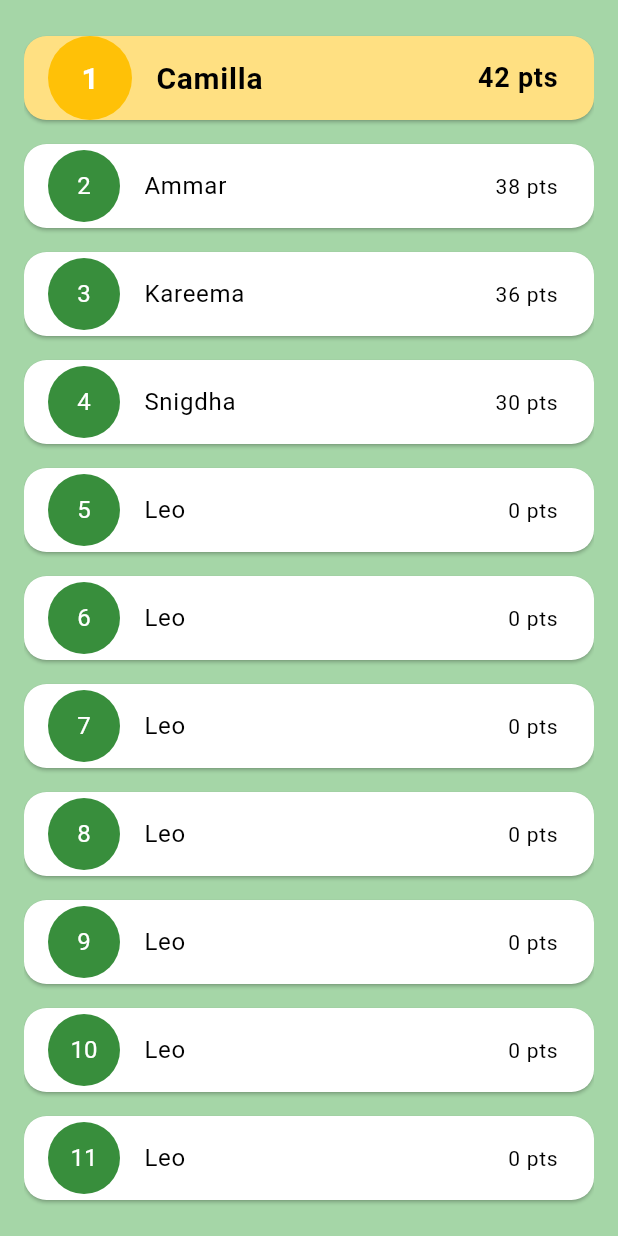
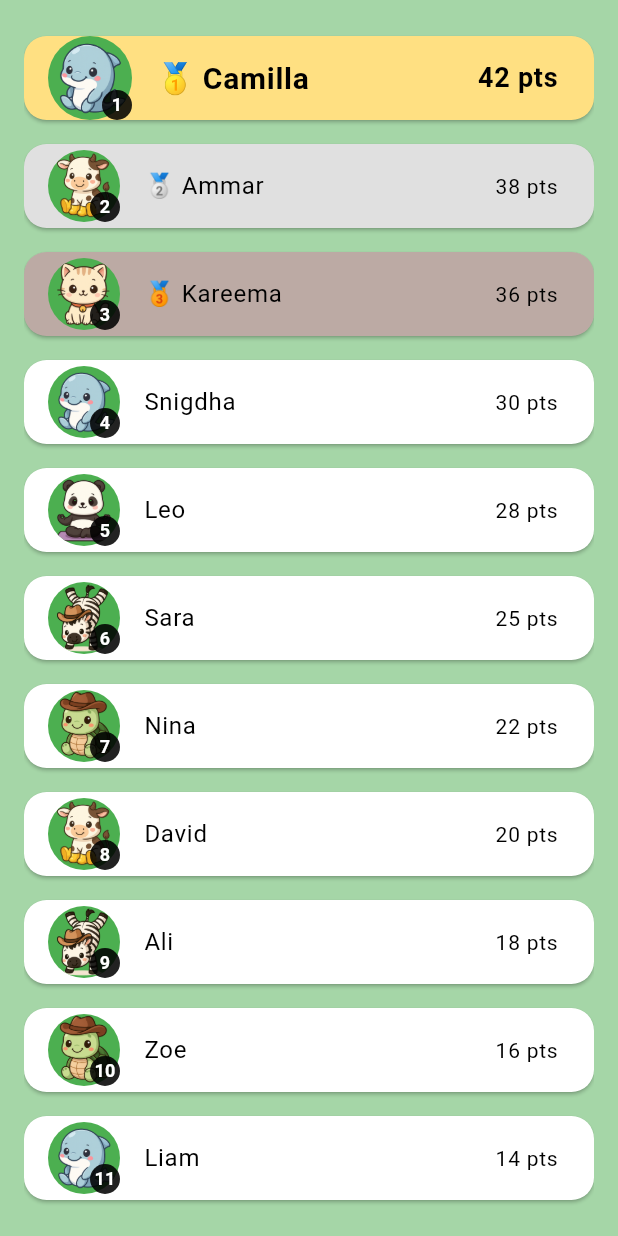
Before and after one commit to Camillaecalle/TaskQuest, a Flutter app: the LeaderboardPage widget shown alone on an empty page, opened directly, on a phone screen of 412 x 824 dp. Run offline on Flutter 3.47's test engine with Material 3 defaults, Android fonts, the phone set to English and light mode, and no system bars; our stand-ins replace firebase_auth, firebase_core, table_calendar; accounts and stored records are empty.

Commit message:
Finished leaderboard page, added manage friends button, added avatars to users on leaderboard

```diff
--- a/taskquest1/lib/main.dart
+++ b/taskquest1/lib/main.dart
@@ -1,5 +1,6 @@
 import 'package:flutter/material.dart';
 import 'package:firebase_core/firebase_core.dart';
+import 'package:taskquest1/screens/sign_up_ui.dart';
 import 'screens/authentication_ui.dart';
 import 'screens/components/const/colors.dart';
 import 'screens/task_manager_page.dart';
@@ -24,7 +25,7 @@ class _MyAppState extends State<MyApp> {
     return MaterialApp(
       debugShowCheckedModeBanner: false,
       theme: appThemeData[_currentTheme],
-      home: TaskManagerPage(
+      home: AuthenticationUI(
         currentTheme: _currentTheme,
         onThemeChanged: (newTheme) {
           setState(() => _currentTheme = newTheme);
--- a/taskquest1/lib/screens/leaderboard_page.dart
+++ b/taskquest1/lib/screens/leaderboard_page.dart
@@ -1,41 +1,33 @@
+
+
 import 'package:flutter/material.dart';
 import 'components/const/colors.dart';
 
+
 class LeaderboardPage extends StatelessWidget {
   final List<Map<String, dynamic>> leaderboardData = [
-    {'name': 'Camilla', 'score': 42},
-    {'name': 'Ammar', 'score': 38},
-    {'name': 'Kareema', 'score': 36},
-    {'name': 'Snigdha', 'score': 30},
-    {'name': 'Leo', 'score': 0},
-    {'name': 'Leo', 'score': 0},
-    {'name': 'Leo', 'score': 0},
-    {'name': 'Leo', 'score': 0},
-    {'name': 'Leo', 'score': 0},
-    {'name': 'Leo', 'score': 0},
-    {'name': 'Leo', 'score': 0},
-    {'name': 'Leo', 'score': 0},
-    {'name': 'Leo', 'score': 0},
-    {'name': 'Leo', 'score': 0},
-    {'name': 'Leo', 'score': 0},
-    {'name': 'Leo', 'score': 0},
-    {'name': 'Leo', 'score': 0},
-    {'name': 'Leo', 'score': 0},
-    {'name': 'Leo', 'score': 0},
-    {'name': 'Leo', 'score': 0},
-    {'name': 'Leo', 'score': 0},
-    {'name': 'Leo', 'score': 0},
-    {'name': 'Leo', 'score': 0},
-    {'name': 'Leo', 'score': 0},
-    {'name': 'Leo', 'score': 0},
-    {'name': 'Leo', 'score': 0},
-    {'name': 'Leo', 'score': 0},
-    {'name': 'Leo', 'score': 0},
-    {'name': 'Leo', 'score': 0},
-    {'name': 'Leo', 'score': 0},
-    {'name': 'Leo', 'score': 0},
-    {'name': 'Leo', 'score': 0},
+    {'name': '🥇 Camilla', 'score': 42, 'avatar': 'assets/avatars/dolphin.png'},
+    {'name': '🥈 Ammar', 'score': 38, 'avatar': 'assets/avatars/cow.png'},
+    {'name': '🥉 Kareema', 'score': 36, 'avatar': 'assets/avatars/Cat.png'},
+    {'name': 'Snigdha', 'score': 30, 'avatar': 'assets/avatars/dolphin.png'},
+    {'name': 'Leo', 'score': 28, 'avatar': 'assets/avatars/panda.png'},
+    {'name': 'Sara', 'score': 25, 'avatar': 'assets/avatars/zebra.png'},
+    {'name': 'Nina', 'score': 22, 'avatar': 'assets/avatars/turtle.png'},
+    {'name': 'David', 'score': 20, 'avatar': 'assets/avatars/cow.png'},
+    {'name': 'Ali', 'score': 18, 'avatar': 'assets/avatars/zebra.png'},
+    {'name': 'Zoe', 'score': 16, 'avatar': 'assets/avatars/turtle.png'},
+    {'name': 'Liam', 'score': 14, 'avatar': 'assets/avatars/dolphin.png'},
+    {'name': 'Emma', 'score': 12, 'avatar': 'assets/avatars/turtle.png'},
+    {'name': 'Noah', 'score': 10, 'avatar': 'assets/avatars/zebra.png'},
+    {'name': 'Olivia', 'score': 8, 'avatar': 'assets/avatars/turtle.png'},
+    {'name': 'Ava', 'score': 6, 'avatar': 'assets/avatars/panda.png'},
+    {'name': 'Ethan', 'score': 4, 'avatar': 'assets/avatars/turtle.png'},
+    {'name': 'Mia', 'score': 2, 'avatar': 'assets/avatars/Cat.png'},
+    {'name': 'Logan', 'score': 0, 'avatar': 'assets/avatars/giraffe.png'},
+    {'name': 'Sophia', 'score': 0, 'avatar': 'assets/avatars/zebra.png'},
+    {'name': 'Lucas', 'score': 0, 'avatar': 'assets/avatars/turtle.png'},
   ];
+
 
   @override
   Widget build(BuildContext context) {
@@ -45,26 +37,44 @@ class LeaderboardPage extends StatelessWidget {
         itemCount: leaderboardData.length,
         itemBuilder: (context, index) {
           final user = leaderboardData[index];
-          final bool isFirstPlace = index == 0; // Highlight only 1st place
+          final bool isFirstPlace = index == 0;
+          final bool isSecondPlace = index == 1;
+          final bool isThirdPlace = index == 2;
+
+
+          Color? cardColor;
+          if (isFirstPlace) cardColor = Colors.amber[200];
+          else if (isSecondPlace) cardColor = Colors.grey[300];
+          else if (isThirdPlace) cardColor = Colors.brown[200];
+
 
           return Card(
-            color: isFirstPlace ? Colors.amber[200] : null, // ⭐ Highlight 1st place card
+            color: cardColor,
             shape: RoundedRectangleBorder(
               borderRadius: BorderRadius.circular(15),
             ),
             margin: const EdgeInsets.symmetric(vertical: 8),
             child: ListTile(
-              leading: CircleAvatar(
-                radius: isFirstPlace ? 28 : 24, // ⭐ Bigger avatar for 1st place
-                backgroundColor: isFirstPlace ? Colors.amber : secondaryGreen,
-                child: Text(
-                  '${index + 1}',
-                  style: TextStyle(
-                    color: Colors.white,
-                    fontWeight: isFirstPlace ? FontWeight.bold : FontWeight.normal,
-                    fontSize: isFirstPlace ? 20 : 16,
+              leading: Stack(
+                alignment: Alignment.bottomRight,
+                children: [
+                  CircleAvatar(
+                    radius: isFirstPlace ? 28 : 24,
+                    backgroundImage: AssetImage(user['avatar']),
                   ),
-                ),
+                  CircleAvatar(
+                    radius: 10,
+                    backgroundColor: Colors.black87,
+                    child: Text(
+                      '${index + 1}',
+                      style: TextStyle(
+                        color: Colors.white,
+                        fontSize: 12,
+                        fontWeight: FontWeight.bold,
+                      ),
+                    ),
+                  ),
+                ],
               ),
               title: Text(
                 user['name'],
--- a/taskquest1/lib/screens/settings_page.dart
+++ b/taskquest1/lib/screens/settings_page.dart
@@ -56,20 +56,6 @@ class SettingsPage extends StatelessWidget {
         ),
         Divider(),
 
-        // Manage friends
-        ListTile(
-          leading: Icon(Icons.people, color: primaryGreen),
-          title: Text('Manage Friends'),
-          trailing: Icon(Icons.arrow_forward_ios),
-          onTap: () {
-            Navigator.push(
-              context,
-              MaterialPageRoute(builder: (context) => ManageFriendsPage()),
-            );
-          },
-        ),
-        Divider(),
-
         // Notification settings
         ListTile(
           leading: Icon(Icons.notifications, color: primaryGreen),
--- a/taskquest1/lib/screens/task_manager_page.dart
+++ b/taskquest1/lib/screens/task_manager_page.dart
@@ -7,6 +7,7 @@ import 'calendar_page.dart';
 import 'leaderboard_page.dart';
 import 'settings_page.dart';
 import 'avatar_design_page.dart';
+import 'manage_friends_page.dart';
 
 class TaskManagerPage extends StatefulWidget {
   final AppTheme currentTheme;
@@ -91,7 +92,11 @@ class _TaskManagerPageState extends State<TaskManagerPage> {
       firstDate: now,
       lastDate: DateTime(2100),
     );
-    if (picked != null) setState(() => _selectedDueDate = picked);
+    if (picked != null) {
+      setState(() {
+        _selectedDueDate = picked;
+      });
+    }
   }
 
   Future<void> _pickDueTime() async {
@@ -100,7 +105,11 @@ class _TaskManagerPageState extends State<TaskManagerPage> {
       context: context,
       initialTime: _selectedDueTime ?? now,
     );
-    if (picked != null) setState(() => _selectedDueTime = picked);
+    if (picked != null) {
+      setState(() {
+        _selectedDueTime = picked;
+      });
+    }
   }
 
   void _openTaskDialog({int? index}) {
@@ -484,6 +493,16 @@ class _TaskManagerPageState extends State<TaskManagerPage> {
       appBar: AppBar(
         backgroundColor: primaryGreen,
         centerTitle: true,
+        title: Text(
+          switch (_currentIndex) {
+            0 => 'Task Manager',
+            1 => 'Calendar',
+            2 => 'Completed Tasks',
+            3 => 'Leaderboard',
+            4 => 'Settings',
+            _ => 'Task Manager',
+          },
+        ),
         leading: GestureDetector(
           onTap: () async {
             final selectedIndex = await Navigator.push<int>(
@@ -516,6 +535,17 @@ class _TaskManagerPageState extends State<TaskManagerPage> {
             ),
           ),
         ),
+        actions: [
+          IconButton(
+            icon: Icon(Icons.group),
+            onPressed: () {
+              Navigator.push(
+                context,
+                MaterialPageRoute(builder: (_) => ManageFriendsPage()),
+              );
+            },
+          ),
+        ],
       ),
       body: _buildTabContent(_currentIndex),
       floatingActionButton: _currentIndex == 0
--- a/taskquest1/lib/theme.dart
+++ b/taskquest1/lib/theme.dart
@@ -3,8 +3,7 @@ import 'package:flutter/material.dart';
 import 'screens/components/const/colors.dart';
 
 /// Enumerate all modes you plan to support
-enum AppTheme { Default, Dark, Blue, HighContrast }
-
+enum AppTheme { Default, Dark, Blue }
 /// Map each mode to its ThemeData
 final Map<AppTheme, ThemeData> appThemeData = {
   AppTheme.Default: ThemeData(
@@ -70,22 +69,13 @@ final Map<AppTheme, ThemeData> appThemeData = {
     colorScheme: ColorScheme.light(
       primary: Colors.blue,
       secondary: Colors.teal,
+      background: Colors.blue[50]!,
+      surface: Colors.white,
+    ),
+    appBarTheme: AppBarTheme(
+      backgroundColor: Colors.blue,
+      foregroundColor: Colors.white,
     ),
   ),
 
-  AppTheme.HighContrast: ThemeData(
-    brightness: Brightness.light,
-    primaryColor: Colors.pink,
-    scaffoldBackgroundColor: Colors.pink[50],
-    textTheme: const TextTheme(
-      bodyLarge: TextStyle(fontSize: 18, fontWeight: FontWeight.bold, color: Colors.white),
-      bodyMedium: TextStyle(fontSize: 18, fontWeight: FontWeight.bold, color: Colors.white),
-    ),
-    elevatedButtonTheme: ElevatedButtonThemeData(
-      style: ElevatedButton.styleFrom(
-        backgroundColor: Colors.pink,
-        foregroundColor: Color(0xFFFCE4EC),
-      ),
-    ),
-  ),
 };
```
Also changed, not shown: 5 other files.
